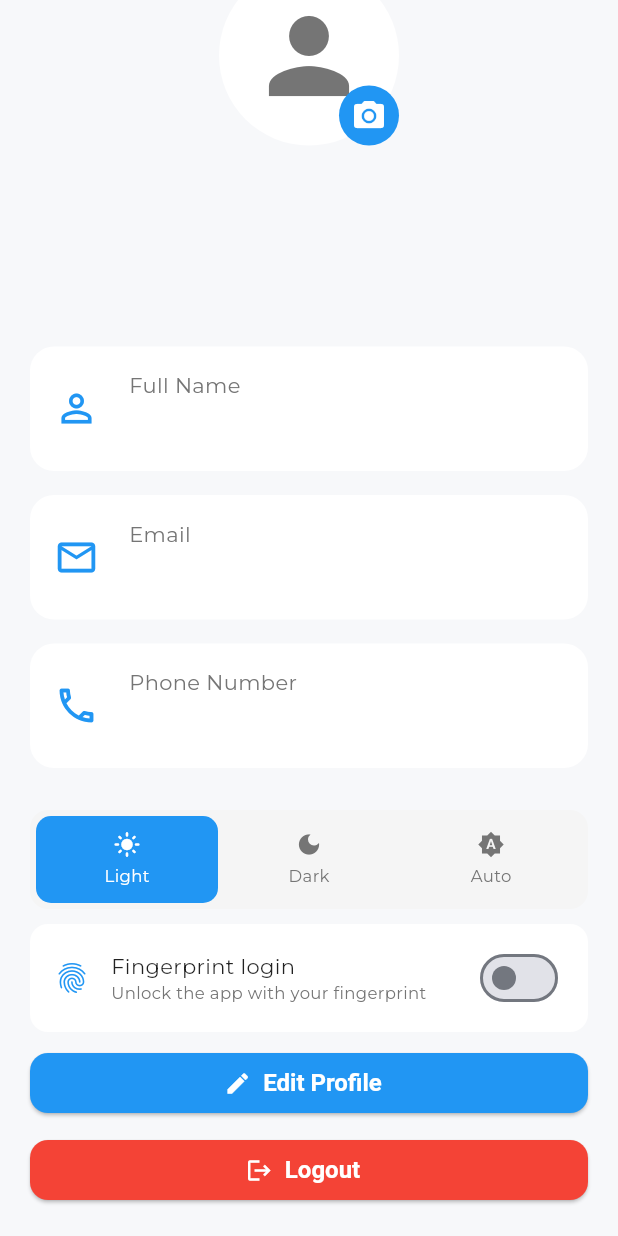
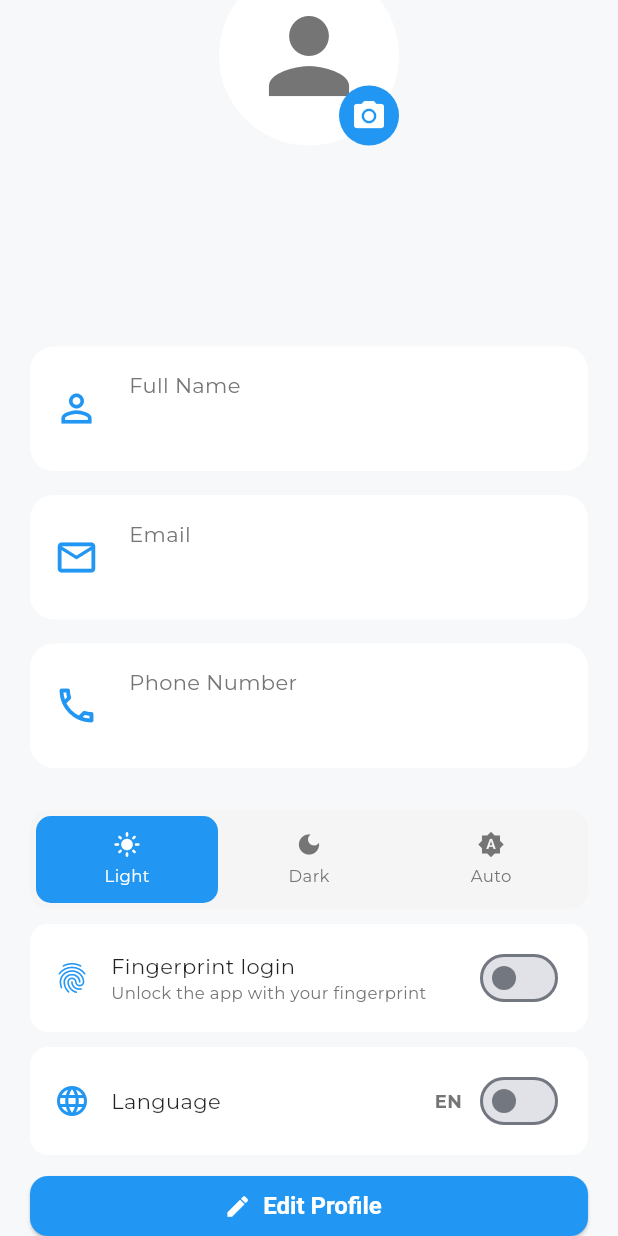
Before and after one commit to ukeshmahara/sikhsha_sathi, a Flutter app: the ProfileTab screen opened directly, scrolled down 163 dp, on a phone screen of 412 x 824 dp. Run offline on Flutter 3.47's test engine with Material 3 defaults, Android fonts, the phone set to English and light mode, and no system bars; our stand-ins replace connectivity_plus, dartz, device_info_plus, dio, equatable, flutter_riverpod and 5 more; missing offline and left inert: light_sensor; accounts and stored records are empty; project files that could hold a hidden picture were left out.

Commit message:
Translated Profile tab and added language toggle matching reference design

```diff
--- a/lib/features/profile/presentation/pages/profile_tab.dart
+++ b/lib/features/profile/presentation/pages/profile_tab.dart
@@ -9,6 +9,9 @@ import 'package:permission_handler/permission_handler.dart';
 import 'package:sikhsha_sathi/core/api/api_endpoints.dart';
 import 'package:sikhsha_sathi/core/services/biometric/biometric_service.dart';
 import 'package:sikhsha_sathi/core/services/storage/user_session_service.dart';
+import 'package:sikhsha_sathi/app/locale/app_strings.dart';
+import 'package:sikhsha_sathi/app/locale/locale_state.dart';
+import 'package:sikhsha_sathi/app/locale/locale_view_model.dart';
 import 'package:sikhsha_sathi/app/theme/app_colors.dart';
 import 'package:sikhsha_sathi/app/theme/theme_state.dart';
 import 'package:sikhsha_sathi/app/theme/theme_view_model.dart';
@@ -233,17 +236,19 @@ class _ProfileTabState
     final profileState =
         ref.watch(profileViewModelProvider);
 
+    final lang = ref.watch(localeViewModelProvider).language;
+
     final fullName =
         session.getFullName() ??
-            "Unknown User";
+            AppStrings.get('unknownUser', lang);
 
     final email =
         session.getEmail() ??
-            "No Email";
+            AppStrings.get('noEmail', lang);
 
     final phone =
         session.getPhoneNumber() ??
-            "No Phone";
+            AppStrings.get('noPhone', lang);
 
     return Scaffold(
       backgroundColor:
@@ -262,10 +267,10 @@ class _ProfileTabState
                   const BoxDecoration(
                 color: Colors.blue,
               ),
-              child: const Center(
+              child: Center(
                 child: Text(
-                  "Profile",
-                  style: TextStyle(
+                  AppStrings.get('profile', lang),
+                  style: const TextStyle(
                     color: Colors.white,
                     fontSize: 28,
                     fontWeight:
@@ -378,19 +383,19 @@ class _ProfileTabState
 
             _profileTile(
               Icons.person_outline,
-              "Full Name",
+              AppStrings.get('fullName', lang),
               fullName,
             ),
 
             _profileTile(
               Icons.email_outlined,
-              "Email",
+              AppStrings.get('email', lang),
               email,
             ),
 
             _profileTile(
               Icons.phone_outlined,
-              "Phone Number",
+              AppStrings.get('phoneNumber', lang),
               phone,
             ),
 
@@ -401,7 +406,7 @@ class _ProfileTabState
                   const EdgeInsets.symmetric(
                 horizontal: 20,
               ),
-              child: _buildThemeToggle(ref),
+              child: _buildThemeToggle(ref, lang),
             ),
 
             const SizedBox(height: 10),
@@ -411,7 +416,17 @@ class _ProfileTabState
                   const EdgeInsets.symmetric(
                 horizontal: 20,
               ),
-              child: _buildBiometricToggle(context, ref),
+              child: _buildBiometricToggle(context, ref, lang),
+            ),
+
+            const SizedBox(height: 10),
+
+            Padding(
+              padding:
+                  const EdgeInsets.symmetric(
+                horizontal: 20,
+              ),
+              child: _buildLanguageToggle(context, ref, lang),
             ),
 
             const SizedBox(height: 10),
@@ -427,8 +442,8 @@ class _ProfileTabState
                   onPressed: () {},
                   icon:
                       const Icon(Icons.edit),
-                  label: const Text(
-                    "Edit Profile",
+                  label: Text(
+                    AppStrings.get('editProfile', lang),
                   ),
                 ),
               ),
@@ -480,8 +495,8 @@ class _ProfileTabState
                   icon: const Icon(
                     Icons.logout,
                   ),
-                  label: const Text(
-                    "Logout",
+                  label: Text(
+                    AppStrings.get('logout', lang),
                   ),
                 ),
               ),
@@ -553,7 +568,59 @@ class _ProfileTabState
     );
   }
 
-  Widget _buildBiometricToggle(BuildContext context, WidgetRef ref) {
+  Widget _buildLanguageToggle(
+    BuildContext context,
+    WidgetRef ref,
+    AppLanguage lang,
+  ) {
+    final isNepali = lang == AppLanguage.nepali;
+
+    return Container(
+      padding: const EdgeInsets.symmetric(horizontal: 16, vertical: 12),
+      decoration: BoxDecoration(
+        color: context.appSurface,
+        borderRadius: BorderRadius.circular(12),
+      ),
+      child: Row(
+        children: [
+          Icon(
+            Icons.language,
+            color: context.isDark ? Colors.blue.shade200 : Colors.blue,
+          ),
+          const SizedBox(width: 14),
+          Expanded(
+            child: Text(
+              AppStrings.get('language', lang),
+              style: TextStyle(
+                fontSize: 14,
+                fontWeight: FontWeight.w500,
+                color: context.appTextPrimary,
+              ),
+            ),
+          ),
+          Text(
+            isNepali ? 'ने' : 'EN',
+            style: TextStyle(
+              fontSize: 12,
+              fontWeight: FontWeight.w600,
+              color: context.appTextSecondary,
+            ),
+          ),
+          const SizedBox(width: 8),
+          Switch(
+            value: isNepali,
+            onChanged: (value) {
+              ref.read(localeViewModelProvider.notifier).setLanguage(
+                    value ? AppLanguage.nepali : AppLanguage.english,
+                  );
+            },
+          ),
+        ],
+      ),
+    );
+  }
+
+  Widget _buildBiometricToggle(BuildContext context, WidgetRef ref, AppLanguage lang) {
     final session = ref.read(userSessionServiceProvider);
     final isEnabled = session.isBiometricLoginEnabled();
 
@@ -572,7 +639,7 @@ class _ProfileTabState
               crossAxisAlignment: CrossAxisAlignment.start,
               children: [
                 Text(
-                  'Fingerprint login',
+                  AppStrings.get('fingerprintLogin', lang),
                   style: TextStyle(
                     fontSize: 14,
                     fontWeight: FontWeight.w500,
@@ -580,7 +647,7 @@ class _ProfileTabState
                   ),
                 ),
                 Text(
-                  'Unlock the app with your fingerprint',
+                  AppStrings.get('unlockWithFingerprint', lang),
                   style: TextStyle(fontSize: 11, color: context.appTextSecondary),
                 ),
               ],
@@ -624,7 +691,7 @@ class _ProfileTabState
     );
   }
 
-  Widget _buildThemeToggle(WidgetRef ref) {
+  Widget _buildThemeToggle(WidgetRef ref, AppLanguage lang) {
     final themeState = ref.watch(themeViewModelProvider);
 
     Widget option(AppThemeMode mode, IconData icon, String label) {
@@ -670,9 +737,9 @@ class _ProfileTabState
       ),
       child: Row(
         children: [
-          option(AppThemeMode.light, Icons.light_mode, 'Light'),
-          option(AppThemeMode.dark, Icons.dark_mode, 'Dark'),
-          option(AppThemeMode.auto, Icons.brightness_auto, 'Auto'),
+          option(AppThemeMode.light, Icons.light_mode, AppStrings.get('light', lang)),
+          option(AppThemeMode.dark, Icons.dark_mode, AppStrings.get('dark', lang)),
+          option(AppThemeMode.auto, Icons.brightness_auto, AppStrings.get('auto', lang)),
         ],
       ),
     );
```
